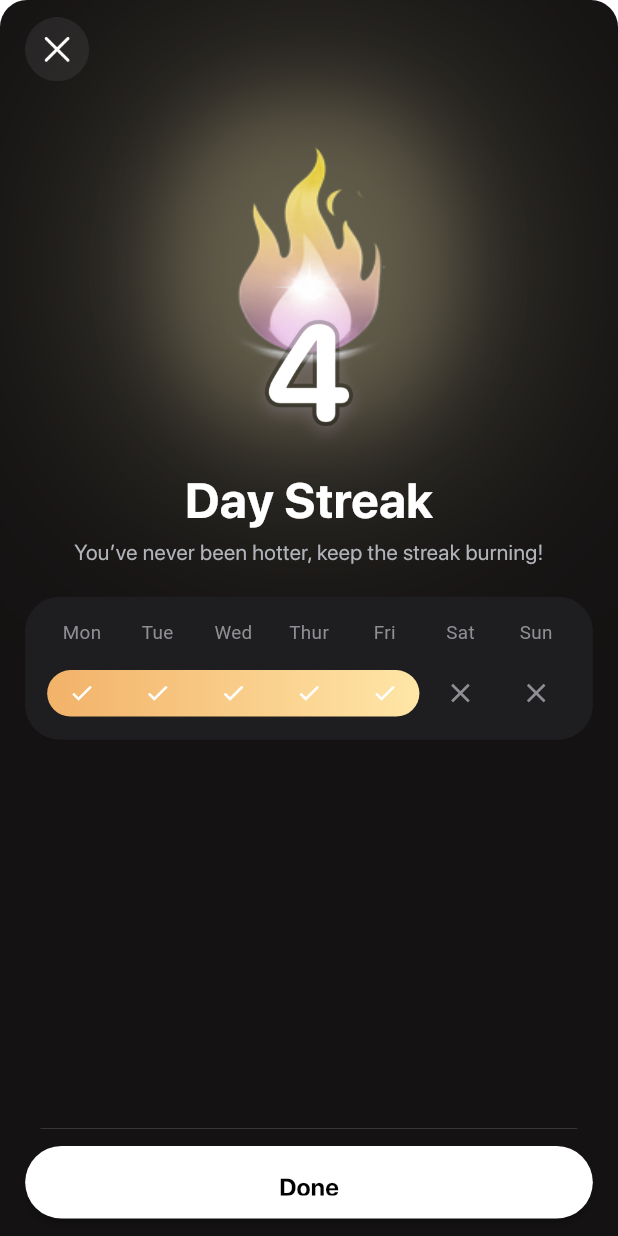
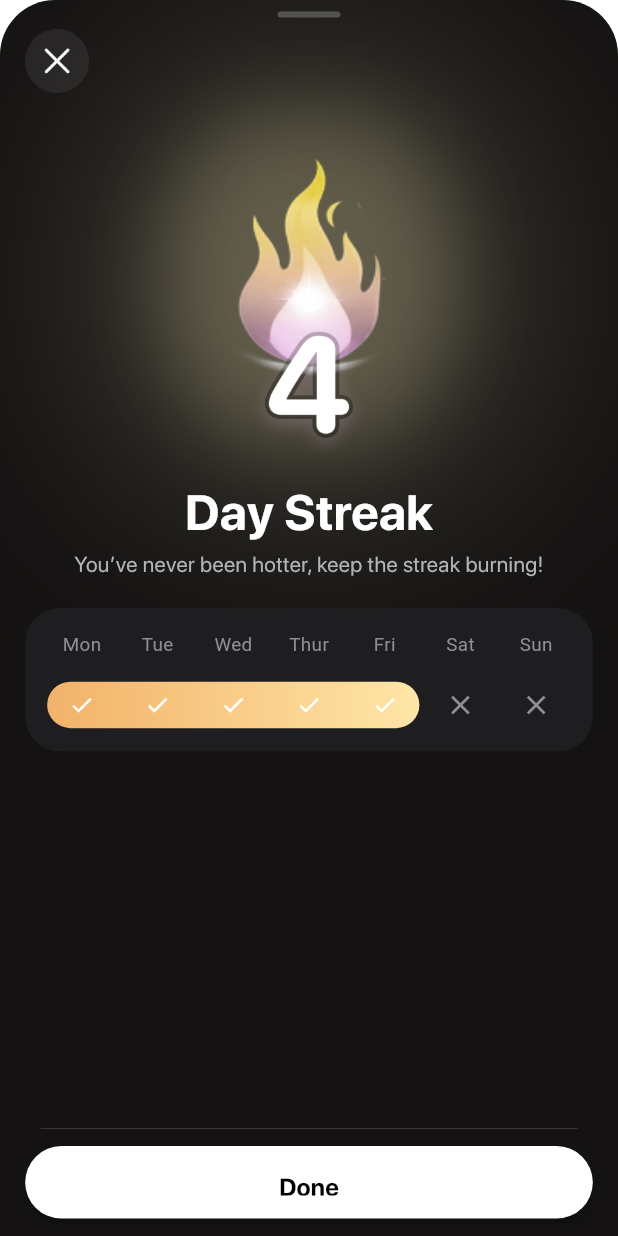
Before and after one commit to ali88367/Second--Chat, a Flutter app: the StreakFreezeSingleRowPreviewBottomSheet screen opened directly, on a phone screen of 412 x 824 dp. Run offline on Flutter 3.47's test engine with Material 3 defaults, Android fonts, the phone set to English and light mode, and no system bars; our stand-ins replace animate_do, cached_network_image, carousel_slider, flutter_screenutil, get, glassmorphism and 2 more; missing offline and left inert: ios_color_picker; accounts and stored records are empty; network calls fail.

Commit message:
first commit

```diff
--- a/lib/features/Streaks/Compact_freeze.dart
+++ b/lib/features/Streaks/Compact_freeze.dart
@@ -73,7 +73,7 @@ class _StreakFreezeSingleRowPreviewBottomSheetState extends State<StreakFreezeSi
 
     // Preload remaining frames in background
     Future.delayed(const Duration(milliseconds: 100), () {
-          if (mounted) {
+      if (mounted) {
         for (int i = 31; i <= totalFrames; i++) {
           final frameNumber = i.toString().padLeft(4, '0');
           precacheImage(
@@ -81,8 +81,8 @@ class _StreakFreezeSingleRowPreviewBottomSheetState extends State<StreakFreezeSi
             context,
           );
         }
-          }
-        });
+      }
+    });
   }
 
   @override
@@ -90,6 +90,23 @@ class _StreakFreezeSingleRowPreviewBottomSheetState extends State<StreakFreezeSi
     _fireController.dispose();
     _frameController.dispose();
     super.dispose();
+  }
+
+  // NEW: Widget for the drag handle (bottom sheet bar)
+  Widget _buildDragHandle() {
+    return Padding(
+      padding: EdgeInsets.only(top: 8.h, bottom: 8.h),
+      child: Center(
+        child: Container(
+          width: 40.w, // Common width for a grabber
+          height: 4.h, // Common height for a grabber
+          decoration: BoxDecoration(
+            color: const Color(0xFF48484A), // Medium dark grey for visibility
+            borderRadius: BorderRadius.circular(2.r),
+          ),
+        ),
+      ),
+    );
   }
 
   // ---------------- ICONS (Static) ----------------
@@ -199,10 +216,12 @@ class _StreakFreezeSingleRowPreviewBottomSheetState extends State<StreakFreezeSi
       height: Get.height * 0.9,
       decoration: BoxDecoration(
         color: bottomSheetGrey,
-        borderRadius: const BorderRadius.vertical(top: Radius.circular(18)),
+        // UPDATED: Increased border radius for better visibility
+        borderRadius: BorderRadius.vertical(top: Radius.circular(38.r)),
       ),
       child: ClipRRect(
-        borderRadius: const BorderRadius.vertical(top: Radius.circular(18)),
+        // UPDATED: Increased border radius for better visibility
+        borderRadius: BorderRadius.vertical(top: Radius.circular(38.r)),
         child: Scaffold(
           backgroundColor: Colors.transparent,
           bottomSheet: Container(
@@ -233,11 +252,15 @@ class _StreakFreezeSingleRowPreviewBottomSheetState extends State<StreakFreezeSi
             ),
           ),
           body: SingleChildScrollView(
+            // Key to fixing the swipe-down issue: Use BouncingScrollPhysics
+            // and ensure the drag handle is the first element so a drag
+            // starts at scrollOffset == 0.
             physics: const BouncingScrollPhysics(),
             padding: EdgeInsets.only(bottom: 80.h),
             child: Column(
               children: [
-                SizedBox(height: 12.h),
+                _buildDragHandle(), // ADDED: Drag handle (bottom sheet bar)
+                // SizedBox(height: 12.h), // Removed/Adjusted for drag handle
                 Padding(
                   padding: EdgeInsets.symmetric(horizontal: 16.w),
                   child: Row(
--- a/lib/features/main_section/settings/settings_bottomsheet_column.dart
+++ b/lib/features/main_section/settings/settings_bottomsheet_column.dart
@@ -6,7 +6,7 @@ import 'package:second_chat/core/constants/app_images/app_images.dart';
 import 'package:second_chat/core/themes/textstyles.dart';
 import 'package:second_chat/features/main_section/settings/Led_settings.dart';
 import 'package:second_chat/features/main_section/settings/settings_components/connect_platform_setting.dart';
-import 'package:second_chat/features/main_section/settings/settings_components/platform_color_settings.dart';
+import 'package:second_chat/features/main_section/settings/settings_components/platform_color_settings.dart' hide SettingsController, onBottomSheetGrey, sfProDisplay600;
 import '../../../core/constants/app_colors/app_colors.dart';
 import '../../../core/widgets/custom_black_glass_widget.dart';
 import '../../../core/widgets/custom_switch.dart';
```
Also changed, not shown: lib/features/Streaks/Freeze_bottomsheet.dart (+25 -5 lines), lib/features/Streaks/Last_streak.dart (+28 -5 lines), lib/features/Streaks/Streaksbottomsheet.dart (+20 -1 lines), lib/features/live_stream/live_stream_screen.dart (+24 -8 lines).
